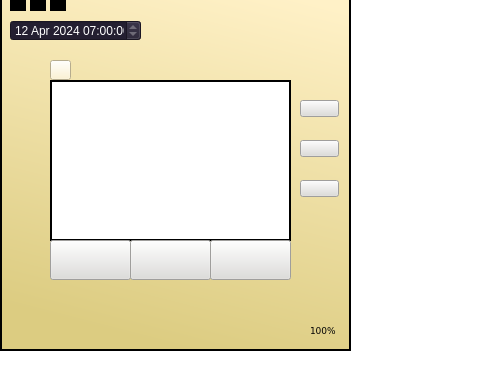
mani-kasi/Neureset, file 3004/mainwindow.ui: the form before one commit; both pictures show x 0 to 480 and y 129 to 506 of the 879 by 506 pixel window.
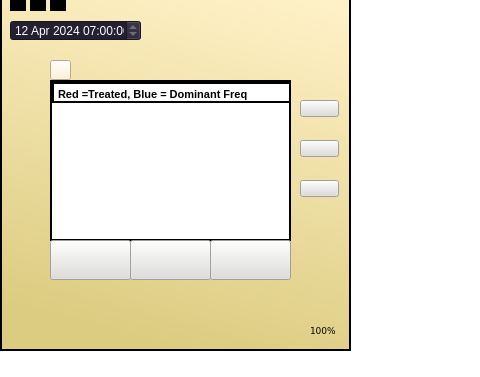
The form after the commit. The open tabs and pages were chosen to show the change. Icons and pictures are not drawn. Custom widgets are drawn as their Qt base class.

What changed in the file:
```diff
--- a/3004/mainwindow.ui
+++ b/3004/mainwindow.ui
@@ -528,7 +528,35 @@
        </property>
       </widget>
      </widget>
-     <widget class="QWidget" name="page_7"/>
+     <widget class="QWidget" name="page_7">
+      <widget class="QCustomPlot" name="plotWidget" native="true">
+       <property name="geometry">
+        <rect>
+         <x>-1</x>
+         <y>19</y>
+         <width>241</width>
+         <height>141</height>
+        </rect>
+       </property>
+      </widget>
+      <widget class="QTextEdit" name="textEdit">
+       <property name="geometry">
+        <rect>
+         <x>0</x>
+         <y>0</y>
+         <width>261</width>
+         <height>21</height>
+        </rect>
+       </property>
+       <property name="html">
+        <string>&lt;!DOCTYPE HTML PUBLIC &quot;-//W3C//DTD HTML 4.0//EN&quot; &quot;http://www.w3.org/TR/REC-html40/strict.dtd&quot;&gt;
+&lt;html&gt;&lt;head&gt;&lt;meta name=&quot;qrichtext&quot; content=&quot;1&quot; /&gt;&lt;style type=&quot;text/css&quot;&gt;
+p, li { white-space: pre-wrap; }
+&lt;/style&gt;&lt;/head&gt;&lt;body style=&quot; font-family:'Sans'; font-size:10pt; font-weight:400; font-style:normal;&quot;&gt;
+&lt;p style=&quot; margin-top:0px; margin-bottom:0px; margin-left:0px; margin-right:0px; -qt-block-indent:0; text-indent:0px;&quot;&gt;&lt;span style=&quot; font-size:8pt; font-weight:600;&quot;&gt;Red =Treated, Blue = Dominant Freq&lt;/span&gt;&lt;/p&gt;&lt;/body&gt;&lt;/html&gt;</string>
+       </property>
+      </widget>
+     </widget>
     </widget>
     <widget class="QPushButton" name="powerButton">
      <property name="geometry">
@@ -1131,6 +1159,14 @@
   </widget>
   <widget class="QStatusBar" name="statusbar"/>
  </widget>
+ <customwidgets>
+  <customwidget>
+   <class>QCustomPlot</class>
+   <extends>QWidget</extends>
+   <header>qcustomplot.h</header>
+   <container>1</container>
+  </customwidget>
+ </customwidgets>
  <resources/>
  <connections/>
 </ui>
```
Left out of the diff: 2 changed lines with no effect on the pictures.
